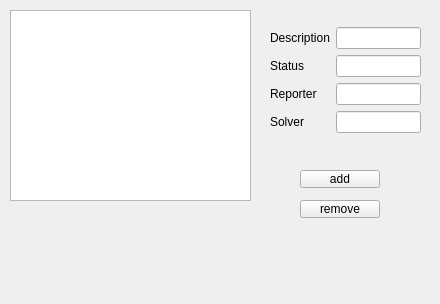
Old version of the form gui/gui.ui in the repository 913-Horvath-Krisztina/OOP-mock-exam0.
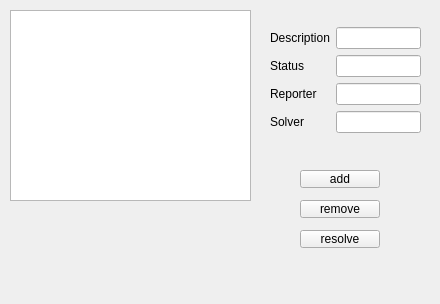
New version of the form.

What changed in the file:
```diff
--- a/gui/gui.ui
+++ b/gui/gui.ui
@@ -2,6 +2,9 @@
 <ui version="4.0">
  <class>GUI</class>
  <widget class="QWidget" name="GUI">
+  <property name="enabled">
+   <bool>true</bool>
+  </property>
   <property name="geometry">
    <rect>
     <x>0</x>
@@ -49,6 +52,22 @@
     <string>remove</string>
    </property>
   </widget>
+  <widget class="QPushButton" name="resolve_pushButton">
+   <property name="enabled">
+    <bool>true</bool>
+   </property>
+   <property name="geometry">
+    <rect>
+     <x>300</x>
+     <y>230</y>
+     <width>80</width>
+     <height>18</height>
+    </rect>
+   </property>
+   <property name="text">
+    <string>resolve</string>
+   </property>
+  </widget>
   <widget class="QWidget" name="">
    <property name="geometry">
     <rect>
```
